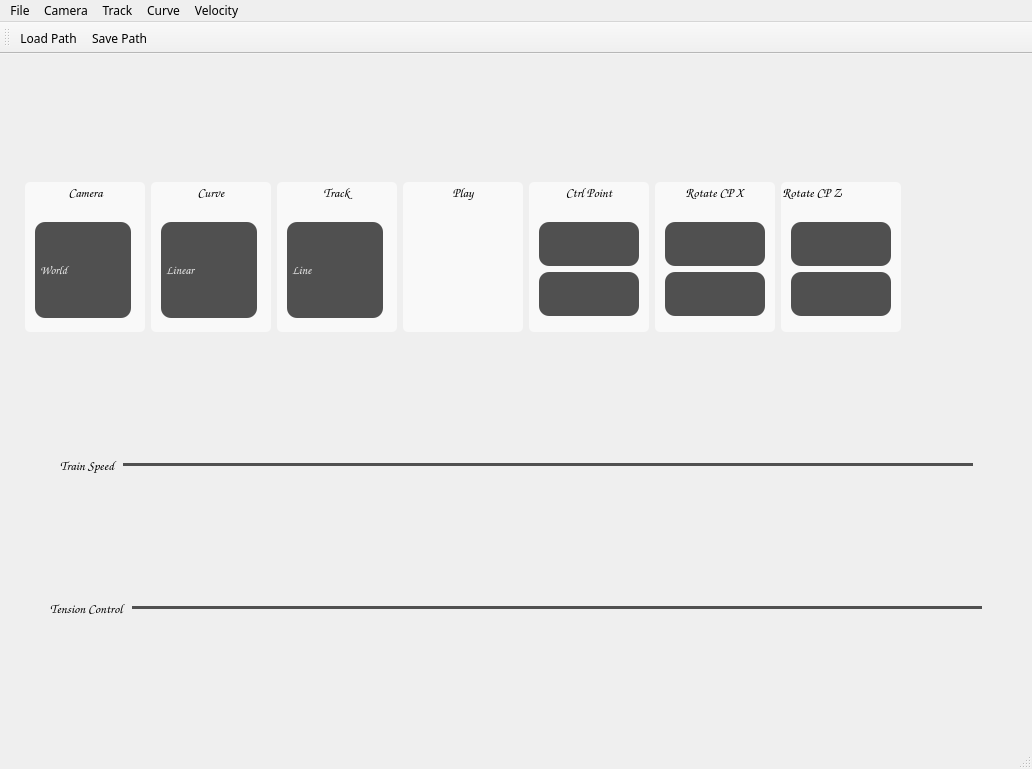
First picture: the form in RollerCoaster/Roller Coaster/AppMain.ui, repository Zhang-Yu-Bo/NTUST-108CG-Project03-RollerCoaster, before the edit.
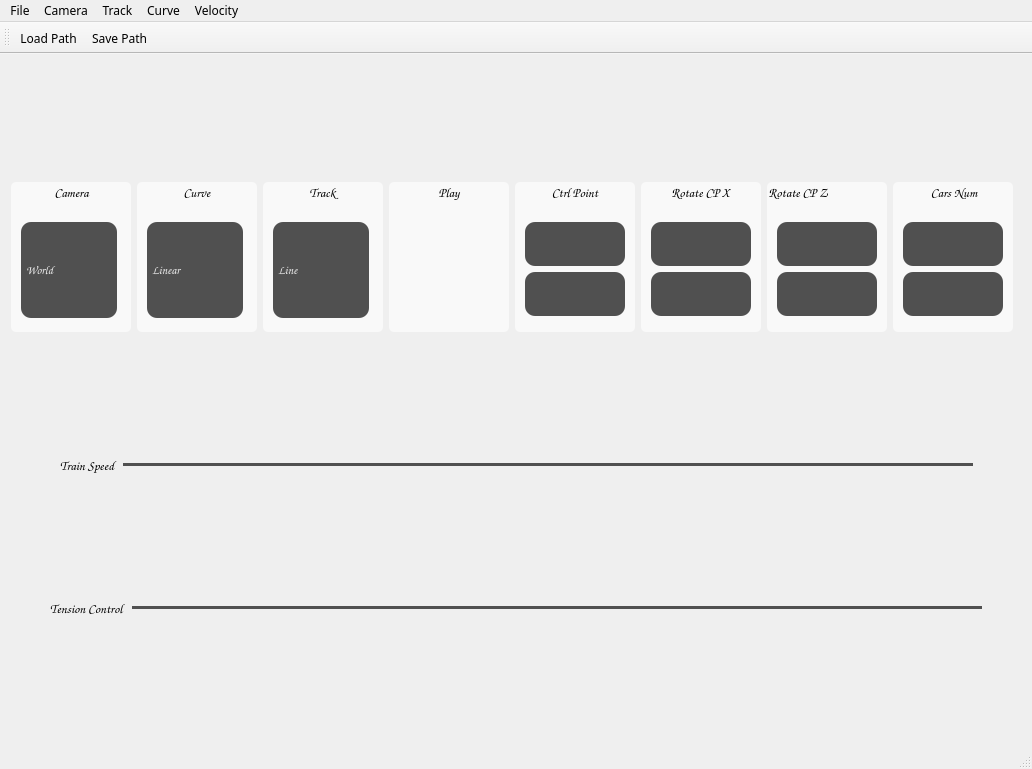
Second picture: the form after the edit. Icons and pictures are not drawn.

What changed in the file:
```diff
--- a/RollerCoaster/Roller Coaster/AppMain.ui
+++ b/RollerCoaster/Roller Coaster/AppMain.ui
@@ -956,6 +956,106 @@
         </widget>
        </widget>
       </item>
+      <item>
+       <widget class="QGroupBox" name="groupBox_3">
+        <property name="minimumSize">
+         <size>
+          <width>120</width>
+          <height>150</height>
+         </size>
+        </property>
+        <property name="maximumSize">
+         <size>
+          <width>200</width>
+          <height>150</height>
+         </size>
+        </property>
+        <property name="font">
+         <font>
+          <family>Comic Sans MS</family>
+          <pointsize>10</pointsize>
+          <weight>75</weight>
+          <bold>true</bold>
+         </font>
+        </property>
+        <property name="styleSheet">
+         <string notr="true">background-color: rgb(249, 249, 249);
+border-radius: 5px;</string>
+        </property>
+        <property name="title">
+         <string>Cars Num</string>
+        </property>
+        <property name="alignment">
+         <set>Qt::AlignCenter</set>
+        </property>
+        <widget class="QPushButton" name="carsNumAdd">
+         <property name="geometry">
+          <rect>
+           <x>10</x>
+           <y>40</y>
+           <width>100</width>
+           <height>44</height>
+          </rect>
+         </property>
+         <property name="sizePolicy">
+          <sizepolicy hsizetype="Minimum" vsizetype="Minimum">
+           <horstretch>0</horstretch>
+           <verstretch>0</verstretch>
+          </sizepolicy>
+         </property>
+         <property name="styleSheet">
+          <string notr="true">QPushButton {
+	background-color: rgb(80, 80, 80);
+	color: rgb(240, 240, 240);
+    border-radius: 10px;
+}
+
+QPushButton:pressed {
+	background-color: qradialgradient(spread:pad, cx:0.5, cy:0.5, radius:0.5, fx:0.5, fy:0.5, stop:0 rgba(172, 172, 172, 255), stop:1 rgba(0, 0, 0, 203));
+     padding-top: 10px;
+     padding-left: 5px;
+}</string>
+         </property>
+         <property name="text">
+          <string/>
+         </property>
+         <property name="icon">
+          <iconset resource="AppMain.qrc">
+           <normaloff>:/AppMain/madd.png</normaloff>:/AppMain/madd.png</iconset>
+         </property>
+        </widget>
+        <widget class="QPushButton" name="carsNumSub">
+         <property name="geometry">
+          <rect>
+           <x>10</x>
+           <y>90</y>
+           <width>100</width>
+           <height>44</height>
+          </rect>
+         </property>
+         <property name="styleSheet">
+          <string notr="true">QPushButton {
+	background-color: rgb(80, 80, 80);
+	color: rgb(240, 240, 240);
+    border-radius: 10px;
+}
+
+QPushButton:pressed {
+	background-color: qradialgradient(spread:pad, cx:0.5, cy:0.5, radius:0.5, fx:0.5, fy:0.5, stop:0 rgba(172, 172, 172, 255), stop:1 rgba(0, 0, 0, 203));
+     padding-top: 10px;
+     padding-left: 5px;
+}</string>
+         </property>
+         <property name="text">
+          <string/>
+         </property>
+         <property name="icon">
+          <iconset resource="AppMain.qrc">
+           <normaloff>:/AppMain/mdelete.png</normaloff>:/AppMain/mdelete.png</iconset>
+         </property>
+        </widget>
+       </widget>
+      </item>
       <item>
        <spacer name="horizontalSpacer_2">
         <property name="minimumSize">
```
